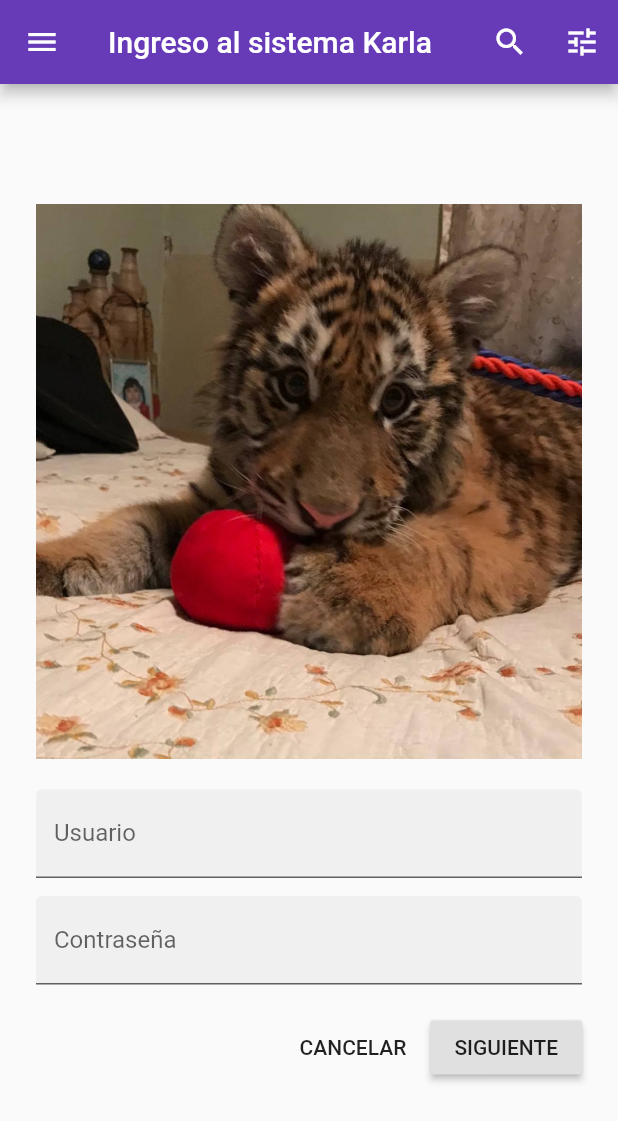
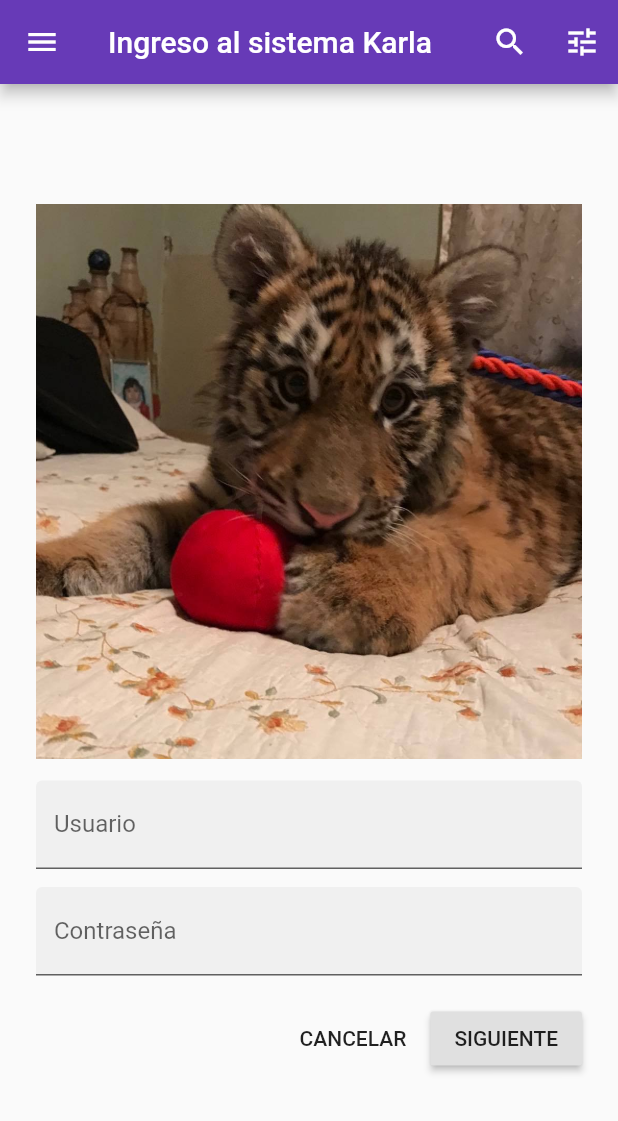
Before and after one commit to karla1901/iOSp8_Login, a Flutter app: the screen it shows after launch, on a phone screen of 412 x 824 dp. Shown: the top 1121 px of the screen. Run offline on Flutter 3.47's test engine with Material 2 defaults, Android fonts, the phone set to English and light mode, and no system bars.

```diff
--- a/lib/main.dart
+++ b/lib/main.dart
@@ -80,7 +80,7 @@ class _IngresoSistemaState extends State<IngresoSistema> {
             Column(
               children: <Widget>[
                 Image.asset('assets/image36.jpg'),
-                SizedBox(height: 20.0),
+                SizedBox(height: 14.0),
               ],
             ),
             if (!acceso)
```
Also changed, not shown: 1 other file.
